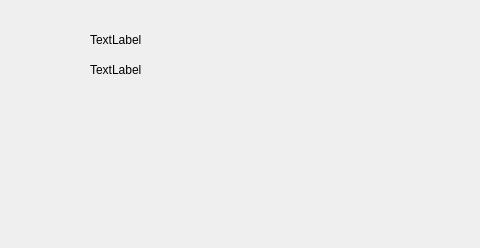
Above: src/common/message-dialog.ui from openeuler-mirror/ks-scmc-gui before the change. Below: the same form after it.
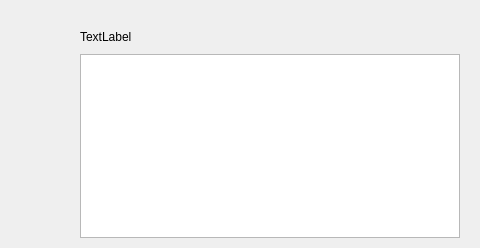
That is the form after the change.

Commit message:
fix(image):Check whether the input is correct during image editing, limit the input of image description, and adjust the message box to adapt to long content text
- 检测镜像编辑时输入是否正确，限制镜像描述输入，调整提示框以适应长内容文字

fix #56749 #56787

```diff
--- a/src/common/message-dialog.ui
+++ b/src/common/message-dialog.ui
@@ -25,9 +25,9 @@
   <property name="windowTitle">
    <string>Dialog</string>
   </property>
-  <layout class="QVBoxLayout" name="verticalLayout_2">
+  <layout class="QVBoxLayout" name="verticalLayout_5">
    <property name="spacing">
-    <number>0</number>
+    <number>10</number>
    </property>
    <property name="leftMargin">
     <number>0</number>
@@ -42,9 +42,9 @@
     <number>10</number>
    </property>
    <item>
-    <layout class="QHBoxLayout" name="horizontalLayout_2">
+    <layout class="QHBoxLayout" name="horizontalLayout">
      <property name="spacing">
-      <number>20</number>
+      <number>10</number>
      </property>
      <property name="leftMargin">
       <number>20</number>
@@ -53,23 +53,43 @@
       <number>20</number>
      </property>
      <item>
-      <widget class="QLabel" name="lab_icon">
-       <property name="minimumSize">
-        <size>
-         <width>50</width>
-         <height>50</height>
-        </size>
+      <layout class="QVBoxLayout" name="verticalLayout_2">
+       <property name="spacing">
+        <number>0</number>
        </property>
-       <property name="maximumSize">
-        <size>
-         <width>50</width>
-         <height>50</height>
-        </size>
-       </property>
-       <property name="text">
-        <string/>
-       </property>
-      </widget>
+       <item>
+        <widget class="QLabel" name="lab_icon">
+         <property name="minimumSize">
+          <size>
+           <width>50</width>
+           <height>50</height>
+          </size>
+         </property>
+         <property name="maximumSize">
+          <size>
+           <width>50</width>
+           <height>50</height>
+          </size>
+         </property>
+         <property name="text">
+          <string/>
+         </property>
+        </widget>
+       </item>
+       <item>
+        <spacer name="verticalSpacer">
+         <property name="orientation">
+          <enum>Qt::Vertical</enum>
+         </property>
+         <property name="sizeHint" stdset="0">
+          <size>
+           <width>20</width>
+           <height>40</height>
+          </size>
+         </property>
+        </spacer>
+       </item>
+      </layout>
      </item>
      <item>
       <layout class="QVBoxLayout" name="verticalLayout">
@@ -84,9 +104,13 @@
         </widget>
        </item>
        <item>
-        <widget class="QLabel" name="label_body">
-         <property name="text">
-          <string>TextLabel</string>
+        <widget class="QTextBrowser" name="browser_body">
+         <property name="html">
+          <string>&lt;!DOCTYPE HTML PUBLIC &quot;-//W3C//DTD HTML 4.0//EN&quot; &quot;http://www.w3.org/TR/REC-html40/strict.dtd&quot;&gt;
+&lt;html&gt;&lt;head&gt;&lt;meta name=&quot;qrichtext&quot; content=&quot;1&quot; /&gt;&lt;style type=&quot;text/css&quot;&gt;
+p, li { white-space: pre-wrap; }
+&lt;/style&gt;&lt;/head&gt;&lt;body style=&quot; font-family:'Noto Sans CJK SC Regular'; font-size:9pt; font-weight:400; font-style:normal;&quot;&gt;
+&lt;p style=&quot;-qt-paragraph-type:empty; margin-top:0px; margin-bottom:0px; margin-left:0px; margin-right:0px; -qt-block-indent:0; text-indent:0px; font-family:'Noto Sans CJK SC Regular'; font-size:14px;&quot;&gt;&lt;br /&gt;&lt;/p&gt;&lt;/body&gt;&lt;/html&gt;</string>
          </property>
         </widget>
        </item>
@@ -94,19 +118,6 @@
      </item>
     </layout>
    </item>
-   <item>
-    <spacer name="verticalSpacer">
-     <property name="orientation">
-      <enum>Qt::Vertical</enum>
-     </property>
-     <property name="sizeHint" stdset="0">
-      <size>
-       <width>20</width>
-       <height>203</height>
-      </size>
-     </property>
-    </spacer>
-   </item>
    <item>
     <layout class="QHBoxLayout" name="hlayout_btns">
      <property name="spacing">
```
The commit also changes 8 other files.
